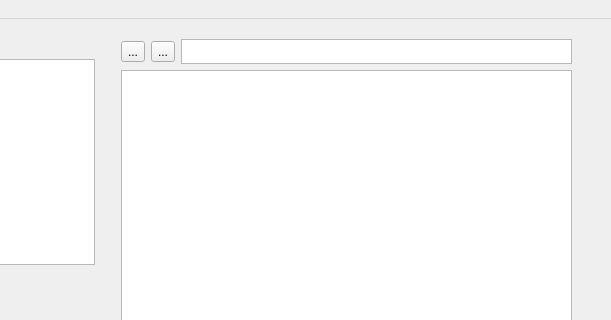
Before: the Qt Designer form mainwindow.ui in josebur/UMSL, drawn with Qt 5; both pictures show x 179 to 790 and y 0 to 320 of the 790 by 512 pixel window.
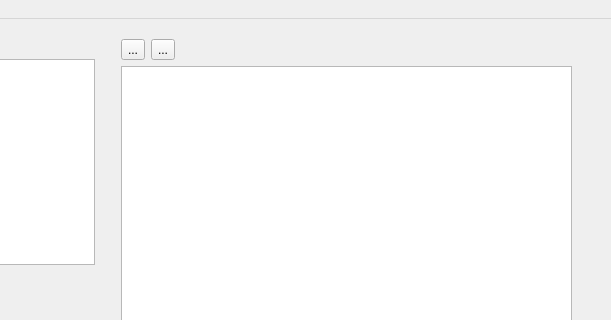
After: the same form once the commit is applied. Icons and pictures are not drawn. Custom widgets are drawn as their Qt base class.

Commit message: Basic implementation of the StudyTimeLine

What changed in the file:
```diff
--- a/mainwindow.ui
+++ b/mainwindow.ui
@@ -96,20 +96,7 @@
         </widget>
        </item>
        <item>
-        <widget class="QGraphicsView" name="studyTimeLine">
-         <property name="sizePolicy">
-          <sizepolicy hsizetype="Expanding" vsizetype="Fixed">
-           <horstretch>0</horstretch>
-           <verstretch>0</verstretch>
-          </sizepolicy>
-         </property>
-         <property name="maximumSize">
-          <size>
-           <width>16777215</width>
-           <height>25</height>
-          </size>
-         </property>
-        </widget>
+        <widget class="StudyTimeLine" name="timeline" native="true"/>
        </item>
       </layout>
      </item>
@@ -180,6 +167,14 @@
    </property>
   </action>
  </widget>
+ <customwidgets>
+  <customwidget>
+   <class>StudyTimeLine</class>
+   <extends>QWidget</extends>
+   <header>studytimeline.h</header>
+   <container>1</container>
+  </customwidget>
+ </customwidgets>
  <resources>
   <include location="usml.qrc"/>
  </resources>
```
Left out of the diff: 2 changed lines with no effect on the pictures. The commit also changes 3 other files.
